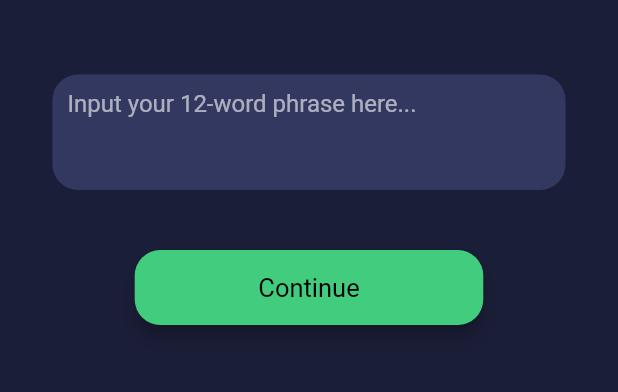
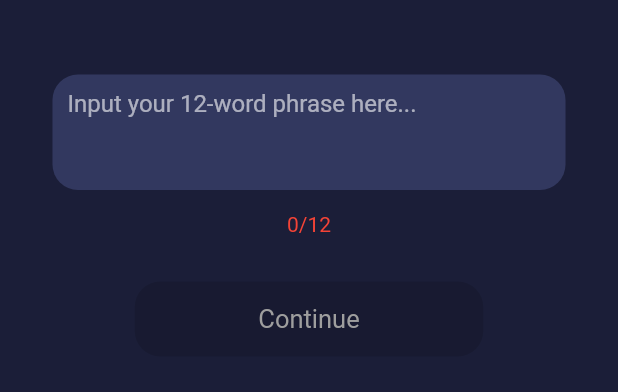
Before and after one commit to ya27hw/wallet, a Flutter app: the screen it shows after launch, after a tap on "Import a Wallet", on a phone screen of 412 x 824 dp, the part 221-613 px from its top. Run offline on Flutter 3.47's test engine with Material 2 defaults, Android fonts, the phone set to English and light mode, and no system bars.

Commit message:
Cleanup of code

```diff
--- a/lib/login/import_wallet.dart
+++ b/lib/login/import_wallet.dart
@@ -9,12 +9,29 @@ class ImportWallet extends StatefulWidget {
 }
 
 class _ImportWalletState extends State<ImportWallet> {
-  TextEditingController seedPhraseController = TextEditingController();
+  final TextEditingController _seedPhraseController = TextEditingController();
+  late int _seedLength;
+  late Color _seedWordColor;
+  late bool _continueDisabled;
+
+  @override
+  void initState() {
+    // TODO: implement initState
+    super.initState();
+    _seedLength = 0;
+    _continueDisabled = false;
+    _seedWordColor = Colors.red;
+  }
+
+  @override
+  void dispose() {
+    // TODO: implement dispose
+    super.dispose();
+    _seedPhraseController.dispose();
+  }
 
   @override
   Widget build(BuildContext context) {
-    // double width = MediaQuery.of(context).size.width;
-    // double height = MediaQuery.of(context).size.height;
     return Scaffold(
       body: Container(
         width: double.infinity,
@@ -34,10 +51,23 @@ class _ImportWalletState extends State<ImportWallet> {
               child: Container(
                 //padding: EdgeInsets.only(bottom: 20),
                 decoration: BoxDecoration(
-                    color: Color(0xFF32385F),
+                    color: const Color(0xFF32385F),
                     borderRadius: BorderRadius.circular(17)),
                 child: TextFormField(
-                  controller: seedPhraseController,
+                  onChanged: (String value) {
+                    setState(() {
+                      _seedLength =
+                          _seedPhraseController.text.trim().split(" ").length;
+                      if (_seedLength != 12) {
+                        _seedWordColor = Colors.red;
+                        _continueDisabled = false;
+                      } else {
+                        _seedWordColor = Colors.white;
+                        _continueDisabled = true;
+                      }
+                    });
+                  },
+                  controller: _seedPhraseController,
                   maxLines: 3,
                   decoration: const InputDecoration(
                     contentPadding: EdgeInsets.all(10),
@@ -48,7 +78,14 @@ class _ImportWalletState extends State<ImportWallet> {
               ),
             ),
             Padding(
-              padding: const EdgeInsets.only(top: 40),
+              padding: const EdgeInsets.only(top: 15),
+              child: Text(
+                "$_seedLength/12",
+                style: TextStyle(color: _seedWordColor),
+              ),
+            ),
+            Padding(
+              padding: const EdgeInsets.only(top: 30),
               // CONTINUE Button
               child: ElevatedButton(
                 child: const Text("Continue"),
@@ -63,17 +100,12 @@ class _ImportWalletState extends State<ImportWallet> {
                   shape: RoundedRectangleBorder(
                       borderRadius: BorderRadius.circular(17)),
                 ),
-                onPressed: () {
-                  var seedList = seedPhraseController.text.split(" ");
-
-                  if (seedList.length != 12) {
-                    // Show error message
-                    utils.Helper().showADialog(context, "Error",
-                        "Please enter a 12-word seed phrase.");
-                  } else {
-                    // Move onto TODO page
-                  }
-                },
+                onPressed: !_continueDisabled
+                    ? null
+                    : () {
+                        // Move onto TODO page
+                        Navigator.of(context).pop();
+                      },
               ),
             ),
           ],
--- a/lib/login/library.dart
+++ b/lib/login/library.dart
@@ -1 +1,2 @@
 export "splash.dart";
+export 'import_wallet.dart';
--- a/lib/login/splash.dart
+++ b/lib/login/splash.dart
@@ -12,7 +12,6 @@ class SplashLogin extends StatefulWidget {
 class _SplashLoginState extends State<SplashLogin> {
   @override
   Widget build(BuildContext context) {
-
     return Scaffold(
         body: Container(
       width: double.infinity,
@@ -24,9 +23,7 @@ class _SplashLoginState extends State<SplashLogin> {
             padding: EdgeInsets.only(top: utils.getHeight(context) * 0.17),
             child: const Text(
               "Crypto Wallet",
-              style: TextStyle(
-                  fontSize: 40,
-                  fontWeight: FontWeight.bold),
+              style: TextStyle(fontSize: 40, fontWeight: FontWeight.bold),
             ),
           ),
           Padding(
@@ -38,13 +35,12 @@ class _SplashLoginState extends State<SplashLogin> {
           ),
           Container(
               padding: EdgeInsets.only(top: utils.getHeight(context) * 0.3),
-              child: utils.Helper().Button(utils.getWidth(context), "Import a Wallet", context, MaterialPageRoute(builder: (context) => const ImportWallet()))
-          ),
+              child: utils.Helper().Button(utils.getWidth(context),
+                  "Import a Wallet", context, "importWallet")),
           Container(
-            padding: const EdgeInsets.only(top: 30),
-            child: utils.Helper().Button(utils.getWidth(context), "Create a Wallet")
-          ),
-
+              padding: const EdgeInsets.only(top: 30),
+              child: utils.Helper()
+                  .Button(utils.getWidth(context), "Create a Wallet")),
         ],
       ),
     ));
--- a/lib/main.dart
+++ b/lib/main.dart
@@ -1,27 +1,36 @@
 import 'package:flutter/material.dart';
+import 'package:eth_wallet/routes/library.dart' as route;
 import 'package:eth_wallet/login/library.dart' as login;
 
 void main() {
-  runApp(MyApp());
+  runApp(const MyApp());
 }
 
 class MyApp extends StatelessWidget {
+  const MyApp({Key? key}) : super(key: key);
+
   @override
   Widget build(BuildContext context) => MaterialApp(
+        initialRoute: route.splashLogin,
+        onGenerateRoute: route.controller,
         theme: ThemeData(
             colorScheme: ThemeData().colorScheme.copyWith(
                 primary: const Color(0xFF41CD7D), brightness: Brightness.dark)),
-        home: MyHomePage(),
+        home: const MyHomePage(),
         debugShowCheckedModeBanner: false,
       );
 }
 
 class MyHomePage extends StatefulWidget {
+  const MyHomePage({Key? key}) : super(key: key);
+
   @override
   _MyHomePageState createState() => _MyHomePageState();
 }
 
 class _MyHomePageState extends State<MyHomePage> {
   @override
-  Widget build(BuildContext context) => login.SplashLogin();
+  Widget build(BuildContext context) {
+    return const MaterialApp();
+  }
 }
--- /dev/null
+++ b/lib/routes/library.dart
@@ -0,0 +1 @@
+export 'routes.dart';
--- /dev/null
+++ b/lib/routes/routes.dart
@@ -0,0 +1,20 @@
+import 'package:eth_wallet/main.dart';
+import 'package:flutter/material.dart';
+import 'package:eth_wallet/login/library.dart' as login;
+
+const String splashLogin = "splashLogin";
+const String importWallet = "importWallet";
+
+Route<dynamic> controller(RouteSettings settings) {
+  switch (settings.name) {
+    case splashLogin:
+      return MaterialPageRoute(builder: (context) => const login.SplashLogin());
+
+    case importWallet:
+      return MaterialPageRoute(
+          builder: (context) => const login.ImportWallet());
+
+    default:
+      throw ("Error no route");
+  }
+}
--- a/lib/util/widgets.dart
+++ b/lib/util/widgets.dart
@@ -1,8 +1,8 @@
 import 'package:flutter/material.dart';
 
 class Helper {
-
-  Widget Button(double width, String msg, [BuildContext? ctx, Route? route]) {
+  Widget Button(double width, String msg,
+      [BuildContext? ctx, String? routeName]) {
     return ElevatedButton(
       child: Text(msg),
       style: ElevatedButton.styleFrom(
@@ -15,12 +15,10 @@ class Helper {
         elevation: 5,
         shape: RoundedRectangleBorder(borderRadius: BorderRadius.circular(17)),
       ),
-      onPressed:() {
-
-        if (ctx != null && route != null) {
-          Navigator.push(ctx, route);
+      onPressed: () {
+        if (ctx != null && routeName != null) {
+          Navigator.pushNamed(ctx, routeName);
         }
-
       },
     );
   }
@@ -30,8 +28,8 @@ class Helper {
       context: context,
       builder: (BuildContext context) {
         return AlertDialog(
-          title:  Text(title),
-          content:  Text(content),
+          title: Text(title),
+          content: Text(content),
           actions: <Widget>[
             TextButton(
               child: const Text("OK"),
@@ -44,5 +42,4 @@ class Helper {
       },
     );
   }
-
 }
```
